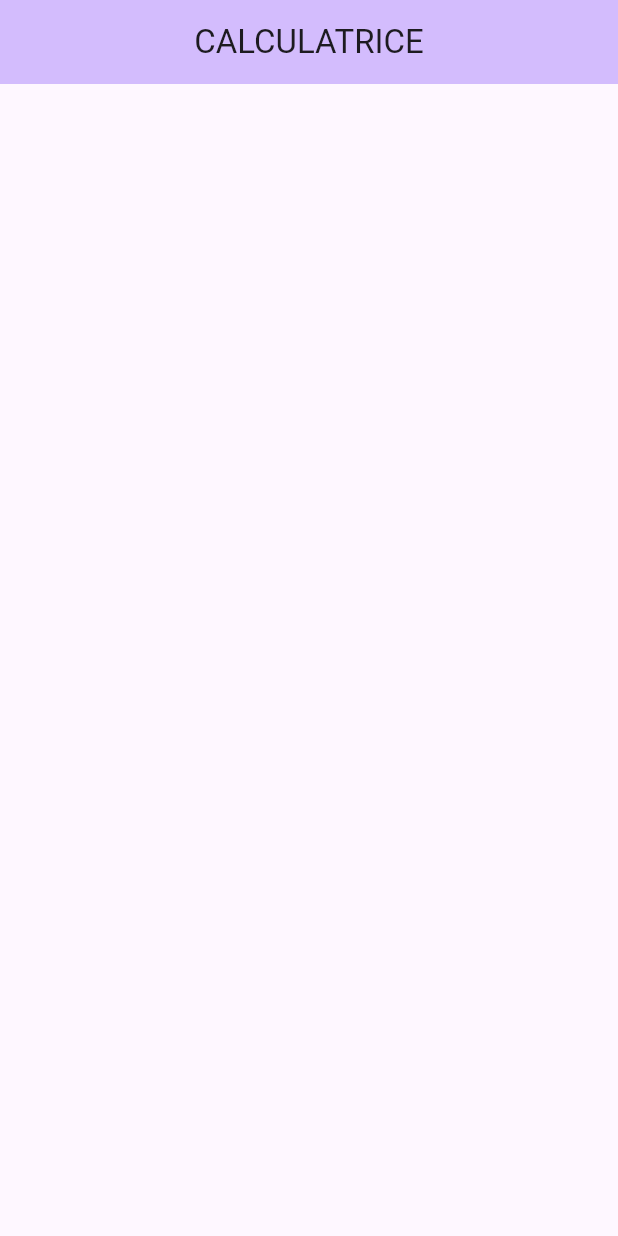
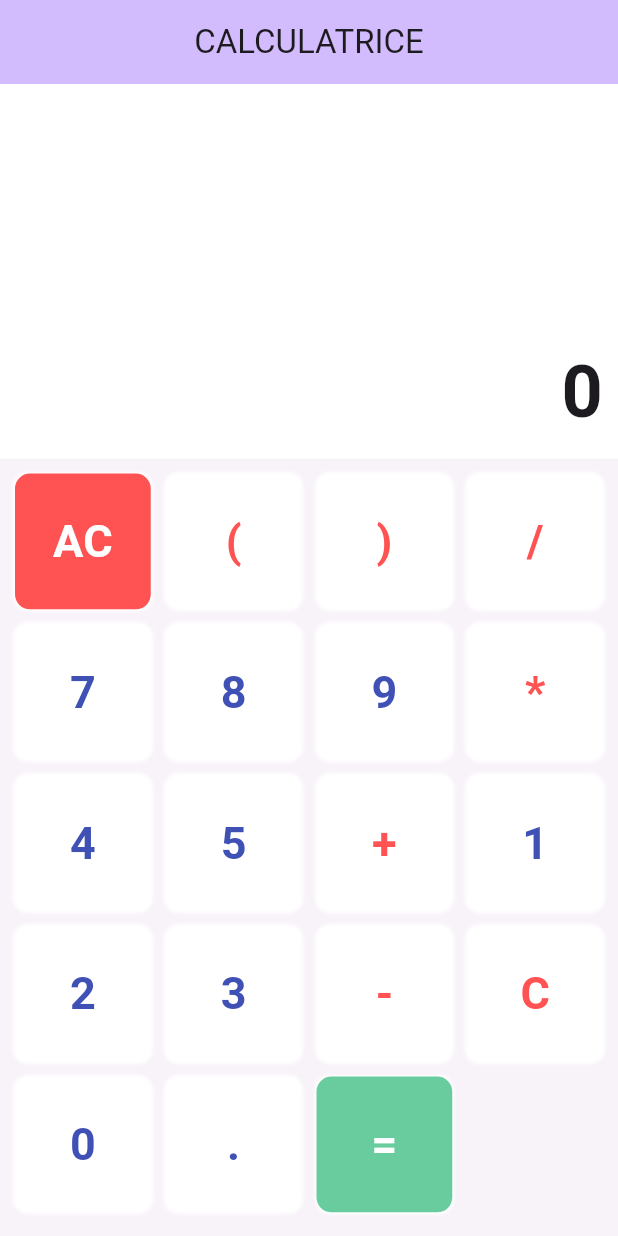
Before and after one commit to kpidiba/Flutter_calculatrice, a Flutter app: the screen it shows after launch, on a phone screen of 412 x 824 dp. Run offline on Flutter 3.47's test engine with Material 2 defaults, Android fonts, the phone set to English and light mode, and no system bars; our stand-ins replace math_expressions.

```diff
--- a/lib/home_screen.dart
+++ /dev/null
@@ -1,30 +0,0 @@
-
-import 'package:flutter/material.dart';
-
-class MyHomePage extends StatefulWidget {
-  const MyHomePage({super.key});
-
-  @override
-  State<MyHomePage> createState() => _MyHomePageState();
-}
-
-class _MyHomePageState extends State<MyHomePage> {
-
-  @override
-  Widget build(BuildContext context) {
-
-    return Scaffold(
-      appBar: AppBar(
-        // TRY THIS: Try changing the color here to a specific color (to
-        // Colors.amber, perhaps?) and trigger a hot reload to see the AppBar
-        // change color while the other colors stay the same.
-        backgroundColor: Theme.of(context).colorScheme.inversePrimary,
-        // Here we take the value from the MyHomePage object that was created by
-        // the App.build method, and use it to set our appbar title.
-        title: const Text("CALCULATRICE"),
-        centerTitle: true,
-      ),
-      body: Center(),
-    );
-  }
-}
--- a/lib/main.dart
+++ b/lib/main.dart
@@ -1,4 +1,4 @@
-import 'package:calculatrice/home_screen.dart';
+import 'package:calculatrice/presentation/home_screen.dart';
 import 'package:flutter/material.dart';
 
 void main() {
@@ -11,6 +11,7 @@ class MyApp extends StatelessWidget {
   @override
   Widget build(BuildContext context) {
     return MaterialApp(
+      debugShowCheckedModeBanner: false,
       title: 'Flutter Demo',
       theme: ThemeData(
         colorScheme: ColorScheme.fromSeed(seedColor: Colors.deepPurple),
--- /dev/null
+++ b/lib/presentation/home_screen.dart
@@ -0,0 +1,189 @@
+import 'package:flutter/material.dart';
+import 'package:math_expressions/math_expressions.dart';
+
+class MyHomePage extends StatefulWidget {
+  const MyHomePage({super.key});
+
+  @override
+  State<MyHomePage> createState() => _MyHomePageState();
+}
+
+class _MyHomePageState extends State<MyHomePage> {
+  String userInput = "";
+  String result = "0";
+  List<String> buttonList = [
+    "AC",
+    "(",
+    ")",
+    "/",
+    "7",
+    "8",
+    "9",
+    "*",
+    "4",
+    "5",
+    "+",
+    "1",
+    "2",
+    "3",
+    "-",
+    "C",
+    "0",
+    ".",
+    "="
+  ];
+  @override
+  Widget build(BuildContext context) {
+    return SafeArea(
+      child: Scaffold(
+        appBar: AppBar(
+          backgroundColor: Theme.of(context).colorScheme.inversePrimary,
+          title: const Text("CALCULATRICE"),
+          centerTitle: true,
+        ),
+        body: Column(
+          children: [
+            SizedBox(
+              height: MediaQuery.of(context).size.height / 3.3,
+              child: resultWidget(),
+            ),
+            Expanded(child: buttonWidget())
+          ],
+        ),
+      ),
+    );
+  }
+
+  Widget buttonWidget() {
+    return Container(
+      padding: const EdgeInsets.all(10),
+      color: const Color.fromARGB(66, 232, 232, 232),
+      child: GridView.builder(
+          itemCount: buttonList.length,
+          gridDelegate: const SliverGridDelegateWithFixedCrossAxisCount(
+              crossAxisCount: 4, crossAxisSpacing: 10, mainAxisSpacing: 10),
+          itemBuilder: (context, index) {
+            return button(buttonList[index]);
+          }),
+    );
+  }
+
+  Widget resultWidget() {
+    return Container(
+      color: Colors.white,
+      child: Column(
+        mainAxisAlignment: MainAxisAlignment.end,
+        children: [
+          Container(
+            padding: const EdgeInsets.all(10),
+            alignment: Alignment.centerRight,
+            child: Text(
+              userInput,
+              style: const TextStyle(fontSize: 28, fontWeight: FontWeight.bold),
+            ),
+          ),
+          Container(
+            padding: const EdgeInsets.all(10),
+            alignment: Alignment.centerRight,
+            child: Text(
+              result,
+              style: const TextStyle(fontSize: 48, fontWeight: FontWeight.bold),
+            ),
+          )
+        ],
+      ),
+    );
+  }
+
+  Widget button(String text) {
+    return InkWell(
+      onTap: () {
+        setState(() {
+          hanleProcess(text);
+        });
+      },
+      child: Container(
+        decoration: BoxDecoration(
+            color: getBColor(text),
+            borderRadius: BorderRadius.circular(10),
+            boxShadow: const [
+              BoxShadow(color: Colors.white, blurRadius: 1, spreadRadius: 1),
+            ]),
+        child: Center(
+          child: Text(
+            text,
+            style: TextStyle(
+                color: getColor(text),
+                fontSize: 30,
+                fontWeight: FontWeight.bold),
+          ),
+        ),
+      ),
+    );
+  }
+
+  getColor(String text) {
+    if (text == "/" ||
+        text == "*" ||
+        text == "+" ||
+        text == "-" ||
+        text == "C" ||
+        text == "(" ||
+        text == ")") {
+      return Colors.redAccent;
+    } else if (text == "=" || text == "AC") {
+      return Colors.white;
+    } else {
+      return Colors.indigo;
+    }
+  }
+
+  getBColor(String text) {
+    if (text == "AC") {
+      return Colors.redAccent;
+    }
+    if (text == "=") {
+      return const Color.fromARGB(255, 104, 204, 159);
+    }
+  }
+
+  void hanleProcess(String text) {
+    if (text == "AC") {
+      userInput = "";
+      result = "0";
+      return;
+    }
+
+    if (text == "C") {
+      if (userInput.length > 0) {
+        userInput = userInput.substring(0, userInput.length - 1);
+        return;
+      } else {
+        return;
+      }
+    }
+
+    if (text == "=") {
+      result = calculate();
+      userInput = result;
+      if (userInput.endsWith(".0")) {
+        userInput = userInput.replaceAll(".0", "");
+      }
+      if (result.endsWith(".0")) {
+        result = result.replaceAll(".0", "");
+      }
+      return;
+    }
+    userInput = userInput + text;
+  }
+
+  String calculate() {
+    try{
+      var exp = Parser().parse(userInput);
+      var eveluation = exp.evaluate(EvaluationType.REAL, ContextModel());
+      return eveluation.toString();
+    }catch(e){
+      return "OPERATION IMPOSSIBLE";
+    }
+  }
+}
--- a/pubspec.yaml
+++ b/pubspec.yaml
@@ -35,6 +35,7 @@ dependencies:
   # The following adds the Cupertino Icons font to your application.
   # Use with the CupertinoIcons class for iOS style icons.
   cupertino_icons: ^1.0.2
+  math_expressions: ^2.4.0
 
 dev_dependencies:
   flutter_test:
```
Also changed, not shown: pubspec.lock.
